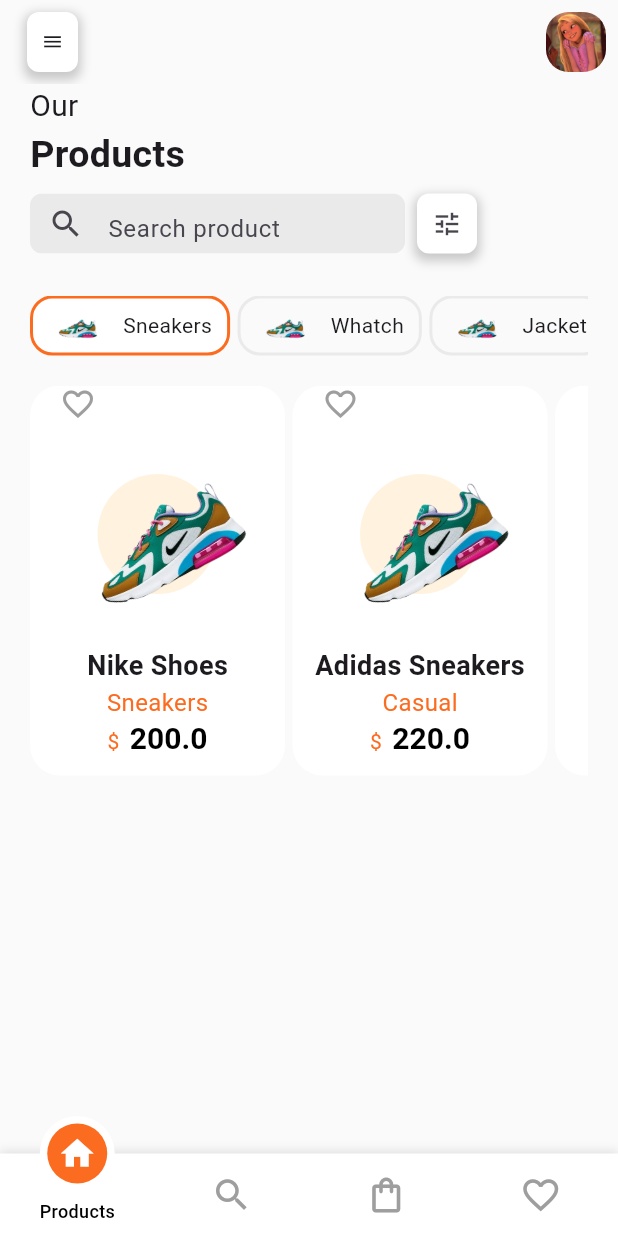
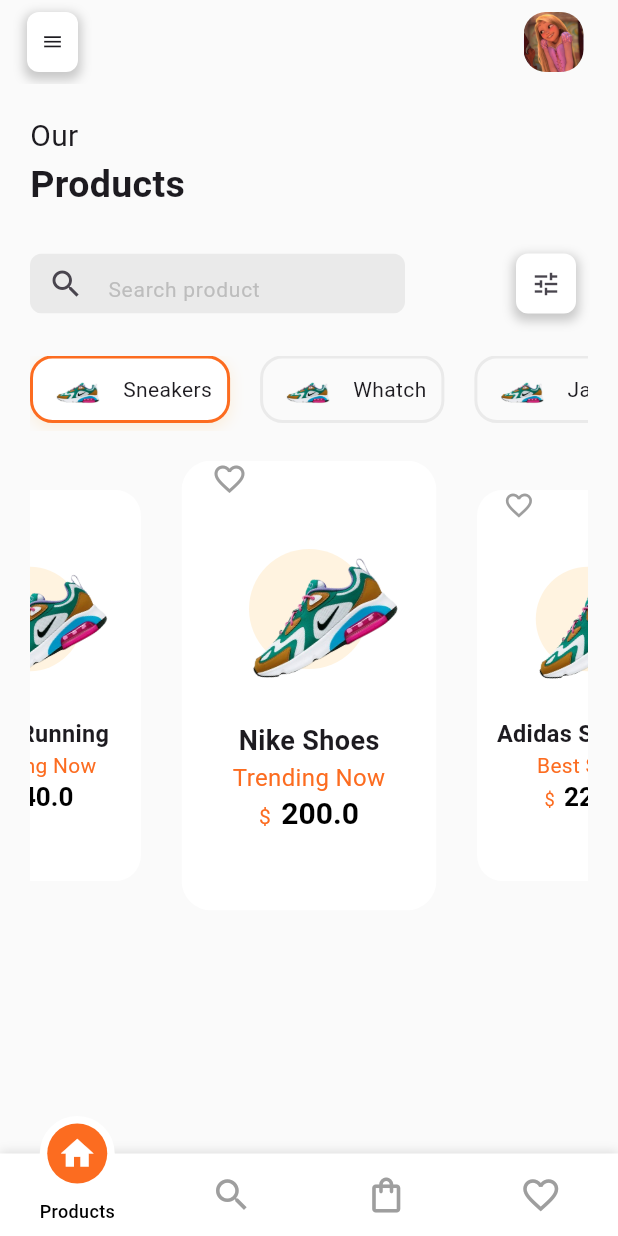
Before and after one commit to alaaashraf6/ecommerceTempleteApp, a Flutter app: the screen it shows after launch, on a phone screen of 412 x 824 dp. Run offline on Flutter 3.47's test engine with Material 3 defaults, Android fonts, the phone set to English and light mode, and no system bars; drawn by our look-alikes of carousel_slider, motion_tab_bar_v2.

Commit message:
fix nprroduct screen

```diff
--- a/lib/components/app_bar.dart
+++ b/lib/components/app_bar.dart
@@ -30,8 +30,11 @@
       ),
     ),
     actions: [
-      CircleComponent(
-        child: Image.asset('assets/images/profile.jpg'),
+      Padding(
+        padding: const EdgeInsets.symmetric(horizontal: 15),
+        child: CircleComponent(
+          child: Image.asset('assets/images/profile.jpg'),
+        ),
       )
     ],
   );
--- a/lib/components/screen_header.dart
+++ b/lib/components/screen_header.dart
@@ -2,7 +2,9 @@
 
 Widget screenHeader(
     String additionTitle, String screenTitle, bool additionalIcon) {
-  return Row(mainAxisAlignment: MainAxisAlignment.spaceBetween, children: [
+  return Padding(
+    padding: const EdgeInsets.symmetric(vertical: 20),
+    child: Row(mainAxisAlignment: MainAxisAlignment.spaceBetween, children: [
       Column(
         crossAxisAlignment: CrossAxisAlignment.start,
         children: [
@@ -24,5 +26,6 @@
           : const SizedBox(
               width: 1,
             )
-  ]);
+    ]),
+  );
 }
--- a/lib/components/search_comonent.dart
+++ b/lib/components/search_comonent.dart
@@ -1,3 +1,4 @@
+import 'package:eccomerce_templete_app/Constants/colors.dart';
 import 'package:flutter/material.dart';
 
 class SearchComponent extends StatelessWidget {
@@ -8,23 +9,28 @@
 
   @override
   Widget build(BuildContext context) {
-    return Row(
-      crossAxisAlignment: CrossAxisAlignment.center,
+    return Container(
+      width: double.infinity,
+      // color: Colors.blue,
+      child: Row(
+        // crossAxisAlignment: CrossAxisAlignment.center,
+        mainAxisAlignment: MainAxisAlignment.spaceBetween,
         children: [
           Container(
-            height: 40, // Set a height for the TextFormField
+              height: 40,
               width: 250,
               decoration: BoxDecoration(borderRadius: BorderRadius.circular(8)),
               clipBehavior:
-                Clip.antiAliasWithSaveLayer, // Set a width for better layout
+                  Clip.antiAliasWithSaveLayer,
               child: TextFormField(
                 controller: searchController,
                 // Assign the controller
-              decoration: const InputDecoration(
+                decoration:  InputDecoration(
                   fillColor: Color.fromRGBO(234, 234, 234, 1),
                   filled: true,
                   border: InputBorder.none,
                   hintText: 'Search product',
+                  hintStyle: TextStyle(fontSize: 14 ,color: Colors.grey[400]  ),
                   prefixIcon: Icon(Icons.search),
                 ),
               )),
@@ -51,6 +57,7 @@
             ),
           ),
         ],
+      ),
     );
   }
 }
--- a/lib/layouts/custom_home_layout.dart
+++ b/lib/layouts/custom_home_layout.dart
@@ -4,7 +4,6 @@
 import 'package:eccomerce_templete_app/modules/products/products_screen.dart';
 import 'package:flutter/material.dart';
 import 'package:motion_tab_bar_v2/motion-tab-bar.dart';
-import 'package:motion_tab_bar_v2/motion-badge.widget.dart';
 import 'package:motion_tab_bar_v2/motion-tab-controller.dart';
 import 'package:eccomerce_templete_app/components/app_bar.dart';
 
--- a/lib/layouts/home_layout.dart
+++ /dev/null
@@ -1,66 +0,0 @@
-import 'dart:developer';
-
-import 'package:eccomerce_templete_app/Components/circle_component.dart';
-import 'package:eccomerce_templete_app/components/app_bar.dart';
-import 'package:eccomerce_templete_app/modules/Cart/cart_screen.dart';
-import 'package:eccomerce_templete_app/modules/Favorites/favorites_screen.dart';
-import 'package:eccomerce_templete_app/modules/Search/search_screen.dart';
-import 'package:eccomerce_templete_app/modules/products/products_screen.dart';
-import 'package:flutter/material.dart';
-
-class HomeLayout extends StatefulWidget {
-  const HomeLayout({super.key});
-
-  @override
-  State<HomeLayout> createState() => _HomeLayoutState();
-}
-
-class _HomeLayoutState extends State<HomeLayout> {
-  int currentIndex = 0;
-  List<Widget> screens = [
-     ProductScreen(),
-    const SearchScreen(),
-    const CartScreen(),
-    const FavoritesScreen(),
-  ];
-
-  @override
-  Widget build(BuildContext context) {
-    return Scaffold(
-      backgroundColor: const Color.fromRGBO(250, 250, 250, 1),
-      appBar:  appBarOfApp(),
-      bottomNavigationBar: BottomNavigationBar(
-          backgroundColor: Colors.white,
-          type: BottomNavigationBarType.fixed,
-          currentIndex: currentIndex,
-          onTap: (index) {
-            setState(() {
-              currentIndex = index;
-            });
-          },
-          selectedItemColor: Colors.blueAccent, // Color for selected items
-          unselectedItemColor: Colors.grey, // Color for unselected items
-          selectedFontSize: 14, // Font size of the selected item text
-          unselectedFontSize: 12, // Font size of the unselected item text
-          elevation: 10, // Shadow under the bar
-          iconSize: 30, // Size of the icons
-          showSelectedLabels: true, // Show the label for selected item
-          showUnselectedLabels: true,
-
-          items: const [
-            BottomNavigationBarItem(
-              icon: Icon(
-                Icons.home_outlined,
-              ),
-              label: 'Products',
-            ),
-            BottomNavigationBarItem(icon: Icon(Icons.search), label: 'Search'),
-            BottomNavigationBarItem(
-                icon: Icon(Icons.shopping_bag_outlined), label: 'Cart'),
-            BottomNavigationBarItem(
-                icon: Icon(Icons.favorite_border_outlined), label: 'Favorites'),
-          ]),
-      body: screens[currentIndex],
-    );
-  }
-}
--- a/lib/modules/Search/search_screen.dart
+++ b/lib/modules/Search/search_screen.dart
@@ -6,7 +6,7 @@
   @override
   Widget build(BuildContext context) {
     return const Center(
-      child: Text('Search Screen'),
+      child:  Text('Search Screen'),
     );
   }
 }
--- a/lib/modules/categories/category_horizental_list.dart
+++ b/lib/modules/categories/category_horizental_list.dart
@@ -2,7 +2,8 @@
 import 'package:flutter/material.dart';
 
 class CategoryHorizentalList extends StatefulWidget {
-  const CategoryHorizentalList({super.key});
+  const CategoryHorizentalList({super.key, this.noText = false});
+  final bool noText;
 
   @override
   State<CategoryHorizentalList> createState() => _CategoryHorizentalListState();
@@ -31,7 +32,7 @@
     return Padding(
       padding: const EdgeInsets.symmetric(vertical: 20),
       child: SizedBox(
-        height: 40,
+        height: 50,
         child: ListView.separated(
             separatorBuilder: (context, index) {
               return const SizedBox(
@@ -46,19 +47,25 @@
 
               return InkWell(
                 onTap: () {
-                  setState((){
+                  setState(() {
                     selectedCategoryIndex = index;
                   });
                 },
                 child: Container(
-                  height: selectedCategoryIndex == index ? 60 : 40,  // no effect
-                  padding: const EdgeInsets.symmetric(horizontal: 10 ),
-
-
+                  padding: const EdgeInsets.symmetric(horizontal: 10 ,),
+                  margin: const EdgeInsets.only(right: 15 , bottom: 5),
                   decoration: BoxDecoration(
+                    boxShadow: [
+                      BoxShadow(
+                        color: Colors.orange.withOpacity(selectedCategoryIndex == index ?0.1 : 0.0), // Shadow color
+                        spreadRadius: 1,
+                        blurRadius: 7,
+                        offset: const Offset(0, 3),
+                      ),
+                    ],
                     color: selectedCategoryIndex == index
-                          ? Colors.white
-                          : backgroundColor ,
+                        ? Colors.white
+                        : backgroundColor,
                     border: Border.all(
                       color: selectedCategoryIndex == index
                           ? primaryColor
@@ -75,7 +82,7 @@
                         height: 40,
                       ),
                       const SizedBox(width: 10),
-                      Text(categoryName),
+                      widget.noText ? const Text('') : Text(categoryName),
                     ],
                   ),
                 ),
--- a/lib/modules/products/product_card/product_card_screen.dart
+++ b/lib/modules/products/product_card/product_card_screen.dart
@@ -24,7 +24,7 @@
         Navigator.push(
           context,
           MaterialPageRoute(
-            builder: (context) => const ProductDetailsScreen(),
+            builder: (context) =>  ProductDetailsScreen(productName: productTitle, productPrice : productPrice  , productImage : productImage),
           ),
         );
       },
--- a/lib/modules/products/products_screen.dart
+++ b/lib/modules/products/products_screen.dart
@@ -1,6 +1,6 @@
+import 'package:carousel_slider/carousel_slider.dart';
 import 'package:eccomerce_templete_app/components/search_comonent.dart';
 import 'package:eccomerce_templete_app/modules/categories/category_horizental_list.dart';
-import 'package:eccomerce_templete_app/modules/categories/category_item.dart';
 import 'package:eccomerce_templete_app/modules/products/product_card/product_card_screen.dart';
 import 'package:flutter/material.dart';
 import '../../components/screen_header.dart';
@@ -13,23 +13,23 @@
 }
 
 class _ProductScreenState extends State<ProductScreen> {
-   List<Map<String, dynamic>> productCard = [
+  List<Map<String, dynamic>> productCards = [
     {
       'image': 'assets/images/nikeImg.png',
       'name': 'Nike Shoes',
-      'type': 'Sneakers',
+      'type': 'Trending Now',
       'price': 200.0
     },
     {
       'image': 'assets/images/nikeImg.png',
       'name': 'Adidas Sneakers',
-      'type': 'Casual',
+      'type': 'Best Seller',
       'price': 220.0
     },
     {
       'image': 'assets/images/nikeImg.png',
       'name': 'Puma Running',
-      'type': 'Sports',
+      'type': 'Trending Now',
       'price': 240.0
     },
   ];
@@ -40,29 +40,56 @@
       padding: const EdgeInsets.symmetric(horizontal: 20),
       child: Column(
         children: [
-
           screenHeader('Our', 'Products', false),
           // Search
           SearchComponent(),
           // Categories
-          const CategoryHorizentalList() ,
+          const CategoryHorizentalList(),
           // Product cards
-          SizedBox(
-            height: 260,
-            child: ListView.separated(
-              separatorBuilder:(context , index) { return const SizedBox(width: 5,);},
-              scrollDirection: Axis.horizontal,
-              itemCount: productCard.length,
-              itemBuilder: (context, index) {
-                return ProductCardScreen(
-                    productTitle: productCard[index]['name'],
-                    productType: productCard[index]['type'],
-                    productPrice: productCard[index]['price'],
-                    productImage: productCard[index]['image']);
-              },
-            ),
-          ),
 
+          // SizedBox(
+
+          //   // height: 260,
+          //   child: Padding(
+          //     padding: const EdgeInsetsDirectional.only(top: 30),
+          //     child: ListView.separated(
+          //       separatorBuilder: (context, index) {
+          //         return const SizedBox(
+          //           width: 25,
+          //         );
+          //       },
+          //       scrollDirection: Axis.horizontal,
+          //       itemCount: productCards.length,
+          //       itemBuilder: (context, index) {
+          //         return productCardsScreen(
+          //           productTitle: productCards[index]['name'],
+          //           productType: productCards[index]['type'],
+          //           productPrice: productCards[index]['price'],
+          //           productImage: productCards[index]['image'],
+          //         );
+          //       },
+          //     ),
+          //   ),
+          // ),
+          CarouselSlider(
+
+              options: CarouselOptions(
+                height: 300,
+                autoPlay: true,
+                enlargeCenterPage: true,
+                viewportFraction: 0.5,
+                // aspectRatio: 16 / 9,
+                // viewportFraction: 0.8,
+              ),
+              items: productCards
+                  .map((item ) => Container(
+                        // margin: const EdgeInsets.symmetric(horizontal: 5.0),
+                        child: ClipRRect(
+                          borderRadius: BorderRadius.circular(10.0),
+                          child: ProductCardScreen(productTitle: item['name'], productType: item['type'], productPrice: item['price'], productImage: item['image'])
+                        ),
+                      ))
+                  .toList()),
         ],
       ),
     );
```
Also changed, not shown: lib/modules/categories/category_item.dart (deleted, +0 -23 lines), lib/modules/products/product_details/product_details_screen.dart (+23 -27 lines), lib/modules/products/product_details/product_images.dart (added, +71 -0 lines). Lines whose indentation alone changed are shown as unchanged.
